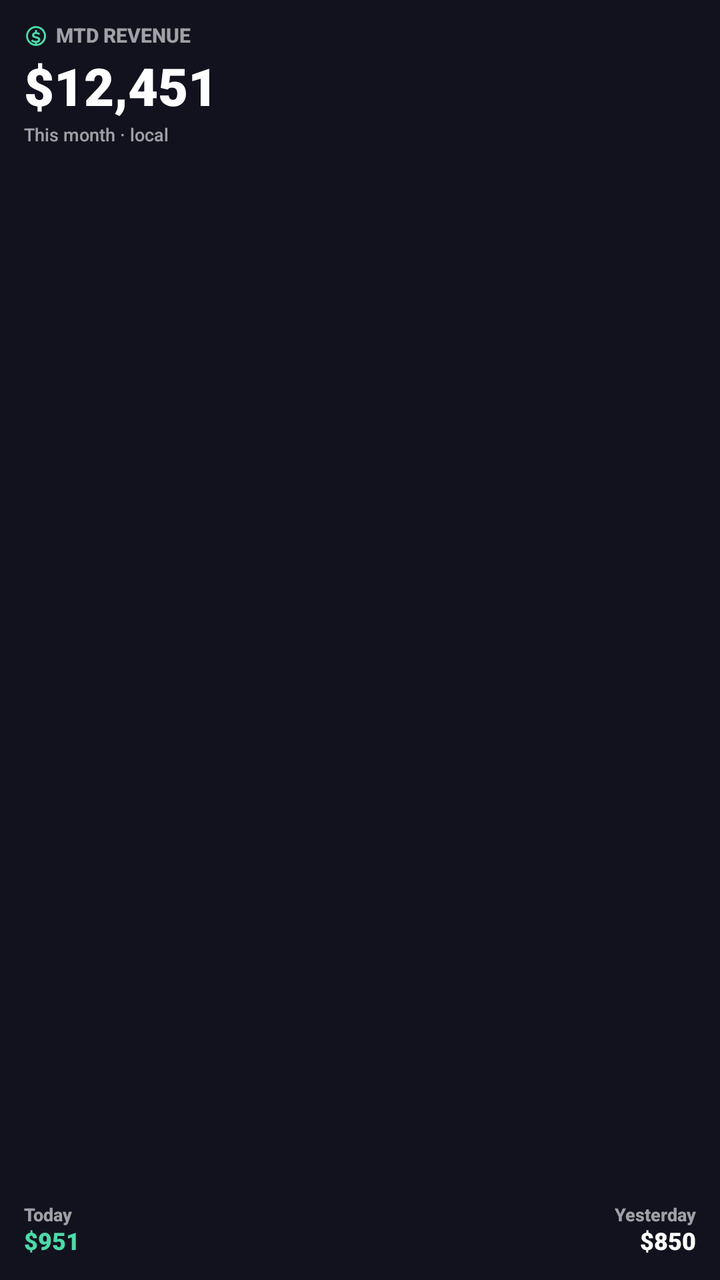
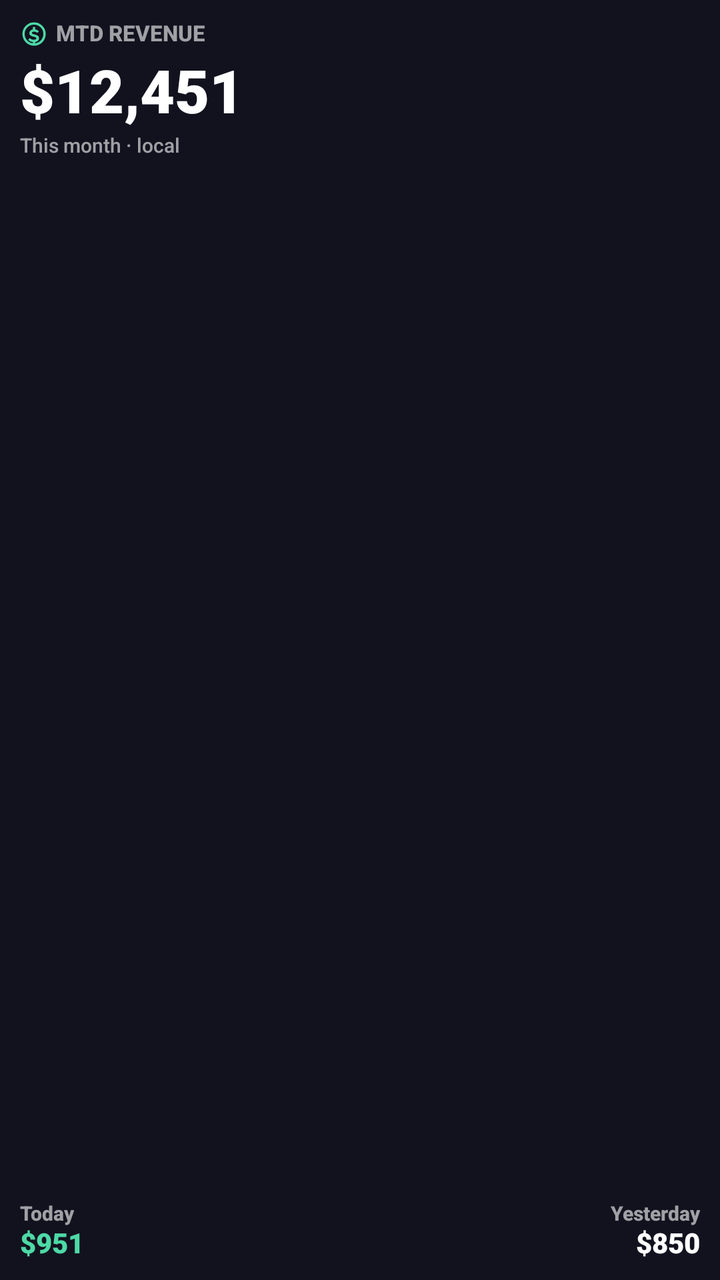

An Android layout rendered at two revisions. The XML below is the earlier revision; the diff shows what the commit changed to produce the second picture.
<!-- AndroidManifest.xml: fallback theme Theme.MaterialComponents.DayNight.NoActionBar -->
<!-- res/layout/revenue_tab_widget_small.xml -->
<?xml version="1.0" encoding="utf-8"?>
<LinearLayout xmlns:android="http://schemas.android.com/apk/res/android"
    android:id="@+id/widgetRoot"
    android:layout_width="match_parent"
    android:layout_height="match_parent"
    android:orientation="vertical"
    android:padding="12dp"
    android:background="@color/widgetBackground">

    <LinearLayout
        android:layout_width="match_parent"
        android:layout_height="wrap_content"
        android:orientation="horizontal"
        android:gravity="center_vertical">
        <ImageView
            android:layout_width="12dp"
            android:layout_height="12dp"
            android:src="@drawable/ic_widget_dollar_circle"
            android:contentDescription="@null" />
        <TextView
            android:layout_width="wrap_content"
            android:layout_height="wrap_content"
            android:text="MTD REVENUE"
            android:textSize="10sp"
            android:textStyle="bold"
            android:layout_marginStart="4dp"
            android:textColor="@color/widgetTextSecondary" android:fontFamily="sans-serif-medium" android:includeFontPadding="false" />
    </LinearLayout>
    <TextView android:id="@+id/tvMtdRevenue" android:layout_width="wrap_content" android:layout_height="wrap_content" android:text="$12,451" android:textSize="26sp" android:textStyle="bold" android:maxLines="1" android:ellipsize="end" android:layout_marginTop="5dp" android:textColor="@color/widgetTextPrimary" android:fontFamily="sans-serif-black" android:includeFontPadding="false" />
    <TextView android:id="@+id/tvMtdLabel" android:layout_width="wrap_content" android:layout_height="wrap_content" android:text="This month · local" android:textSize="9sp" android:layout_marginTop="3dp" android:textColor="@color/widgetTextSecondary" android:fontFamily="sans-serif-medium" android:includeFontPadding="false" />
    <TextView android:layout_width="match_parent" android:layout_height="0dp" android:layout_weight="1" />
    <LinearLayout android:layout_width="match_parent" android:layout_height="wrap_content" android:orientation="horizontal">
        <LinearLayout android:layout_width="wrap_content" android:layout_height="wrap_content" android:orientation="vertical">
            <TextView android:layout_width="wrap_content" android:layout_height="wrap_content" android:text="Today" android:textSize="9sp" android:textStyle="bold" android:textColor="@color/widgetTextSecondary" android:fontFamily="sans-serif-medium" android:includeFontPadding="false" />
            <TextView android:id="@+id/tvToday" android:layout_width="wrap_content" android:layout_height="wrap_content" android:text="$951" android:textSize="12sp" android:textStyle="bold" android:textColor="@color/widgetAccent" android:fontFamily="sans-serif-black" android:includeFontPadding="false" android:layout_marginTop="1dp" />
        </LinearLayout>
        <TextView android:layout_width="0dp" android:layout_height="0dp" android:layout_weight="1" />
        <LinearLayout android:layout_width="wrap_content" android:layout_height="wrap_content" android:orientation="vertical" android:gravity="end">
            <TextView android:layout_width="wrap_content" android:layout_height="wrap_content" android:text="Yesterday" android:textSize="9sp" android:textStyle="bold" android:textColor="@color/widgetTextSecondary" android:fontFamily="sans-serif-medium" android:includeFontPadding="false" />
            <TextView android:id="@+id/tvYesterday" android:layout_width="wrap_content" android:layout_height="wrap_content" android:text="$850" android:textSize="12sp" android:textStyle="bold" android:textColor="@color/widgetTextPrimary" android:fontFamily="sans-serif-black" android:includeFontPadding="false" android:layout_marginTop="1dp" />
        </LinearLayout>
    </LinearLayout>
</LinearLayout>
<!-- resources referenced by this layout -->
<resources>
  <color name="widgetAccent">#4DD9A6</color>
  <color name="widgetBackground">#12121F</color>
  <color name="widgetTextPrimary">#FFFFFFFF</color>
  <color name="widgetTextSecondary">#99FFFFFF</color>
  <!-- drawable ic_widget_dollar_circle (drawable) -->
  <vector xmlns:android="http://schemas.android.com/apk/res/android" android:width="24dp" android:height="24dp" android:viewportWidth="24" android:viewportHeight="24">
      <path android:fillColor="@color/widgetAccent" android:pathData="M12,2a10,10 0,1 0,0.1,0M12,4a8,8 0,1 1,0,16a8,8 0,0 1,0,-16z"/>
      <path android:fillColor="@color/widgetAccent" android:pathData="M11,6h2v2.1c1.4,0.2 2.5,0.8 3.2,1.7l-1.5,1.3c-0.6,-0.7 -1.5,-1.1 -2.7,-1.1c-1.1,0 -1.8,0.4 -1.8,1.1c0,0.7 0.8,0.9 2.4,1.3c2,0.5 3.7,1.2 3.7,3.2c0,1.8 -1.3,3 -3.3,3.3V21h-2v-2.1c-1.8,-0.2 -3.1,-0.9 -4,-2l1.5,-1.4c0.8,0.9 1.9,1.4 3.3,1.4c1.4,0 2.2,-0.4 2.2,-1.2c0,-0.7 -0.7,-1 -2.4,-1.4C9.5,13.8 8,13.1 8,11.2c0,-1.6 1.2,-2.8 3,-3.1V6z"/>
  </vector>
</resources>

<!-- the commit's change to res/layout/revenue_tab_widget_small.xml (unified diff, before → after) -->
@@ -4,7 +4,7 @@
     android:layout_width="match_parent"
     android:layout_height="match_parent"
     android:orientation="vertical"
-    android:padding="12dp"
+    android:padding="10dp"
     android:background="@color/widgetBackground">
 
     <LinearLayout
@@ -13,31 +13,31 @@
         android:orientation="horizontal"
         android:gravity="center_vertical">
         <ImageView
-            android:layout_width="12dp"
-            android:layout_height="12dp"
+            android:layout_width="14dp"
+            android:layout_height="14dp"
             android:src="@drawable/ic_widget_dollar_circle"
             android:contentDescription="@null" />
         <TextView
             android:layout_width="wrap_content"
             android:layout_height="wrap_content"
             android:text="MTD REVENUE"
-            android:textSize="10sp"
+            android:textSize="11sp"
             android:textStyle="bold"
             android:layout_marginStart="4dp"
             android:textColor="@color/widgetTextSecondary" android:fontFamily="sans-serif-medium" android:includeFontPadding="false" />
     </LinearLayout>
-    <TextView android:id="@+id/tvMtdRevenue" android:layout_width="wrap_content" android:layout_height="wrap_content" android:text="$12,451" android:textSize="26sp" android:textStyle="bold" android:maxLines="1" android:ellipsize="end" android:layout_marginTop="5dp" android:textColor="@color/widgetTextPrimary" android:fontFamily="sans-serif-black" android:includeFontPadding="false" />
-    <TextView android:id="@+id/tvMtdLabel" android:layout_width="wrap_content" android:layout_height="wrap_content" android:text="This month · local" android:textSize="9sp" android:layout_marginTop="3dp" android:textColor="@color/widgetTextSecondary" android:fontFamily="sans-serif-medium" android:includeFontPadding="false" />
+    <TextView android:id="@+id/tvMtdRevenue" android:layout_width="wrap_content" android:layout_height="wrap_content" android:text="$12,451" android:textSize="30sp" android:textStyle="bold" android:maxLines="1" android:ellipsize="end" android:layout_marginTop="5dp" android:textColor="@color/widgetTextPrimary" android:fontFamily="sans-serif-black" android:includeFontPadding="false" />
+    <TextView android:id="@+id/tvMtdLabel" android:layout_width="wrap_content" android:layout_height="wrap_content" android:text="This month · local" android:textSize="10sp" android:layout_marginTop="3dp" android:textColor="@color/widgetTextSecondary" android:fontFamily="sans-serif-medium" android:includeFontPadding="false" />
     <TextView android:layout_width="match_parent" android:layout_height="0dp" android:layout_weight="1" />
     <LinearLayout android:layout_width="match_parent" android:layout_height="wrap_content" android:orientation="horizontal">
         <LinearLayout android:layout_width="wrap_content" android:layout_height="wrap_content" android:orientation="vertical">
-            <TextView android:layout_width="wrap_content" android:layout_height="wrap_content" android:text="Today" android:textSize="9sp" android:textStyle="bold" android:textColor="@color/widgetTextSecondary" android:fontFamily="sans-serif-medium" android:includeFontPadding="false" />
-            <TextView android:id="@+id/tvToday" android:layout_width="wrap_content" android:layout_height="wrap_content" android:text="$951" android:textSize="12sp" android:textStyle="bold" android:textColor="@color/widgetAccent" android:fontFamily="sans-serif-black" android:includeFontPadding="false" android:layout_marginTop="1dp" />
+            <TextView android:layout_width="wrap_content" android:layout_height="wrap_content" android:text="Today" android:textSize="10sp" android:textStyle="bold" android:textColor="@color/widgetTextSecondary" android:fontFamily="sans-serif-medium" android:includeFontPadding="false" />
+            <TextView android:id="@+id/tvToday" android:layout_width="wrap_content" android:layout_height="wrap_content" android:text="$951" android:textSize="14sp" android:textStyle="bold" android:textColor="@color/widgetAccent" android:fontFamily="sans-serif-black" android:includeFontPadding="false" android:layout_marginTop="1dp" />
         </LinearLayout>
         <TextView android:layout_width="0dp" android:layout_height="0dp" android:layout_weight="1" />
         <LinearLayout android:layout_width="wrap_content" android:layout_height="wrap_content" android:orientation="vertical" android:gravity="end">
-            <TextView android:layout_width="wrap_content" android:layout_height="wrap_content" android:text="Yesterday" android:textSize="9sp" android:textStyle="bold" android:textColor="@color/widgetTextSecondary" android:fontFamily="sans-serif-medium" android:includeFontPadding="false" />
-            <TextView android:id="@+id/tvYesterday" android:layout_width="wrap_content" android:layout_height="wrap_content" android:text="$850" android:textSize="12sp" android:textStyle="bold" android:textColor="@color/widgetTextPrimary" android:fontFamily="sans-serif-black" android:includeFontPadding="false" android:layout_marginTop="1dp" />
+            <TextView android:layout_width="wrap_content" android:layout_height="wrap_content" android:text="Yesterday" android:textSize="10sp" android:textStyle="bold" android:textColor="@color/widgetTextSecondary" android:fontFamily="sans-serif-medium" android:includeFontPadding="false" />
+            <TextView android:id="@+id/tvYesterday" android:layout_width="wrap_content" android:layout_height="wrap_content" android:text="$850" android:textSize="14sp" android:textStyle="bold" android:textColor="@color/widgetTextPrimary" android:fontFamily="sans-serif-black" android:includeFontPadding="false" android:layout_marginTop="1dp" />
         </LinearLayout>
     </LinearLayout>
 </LinearLayout>
